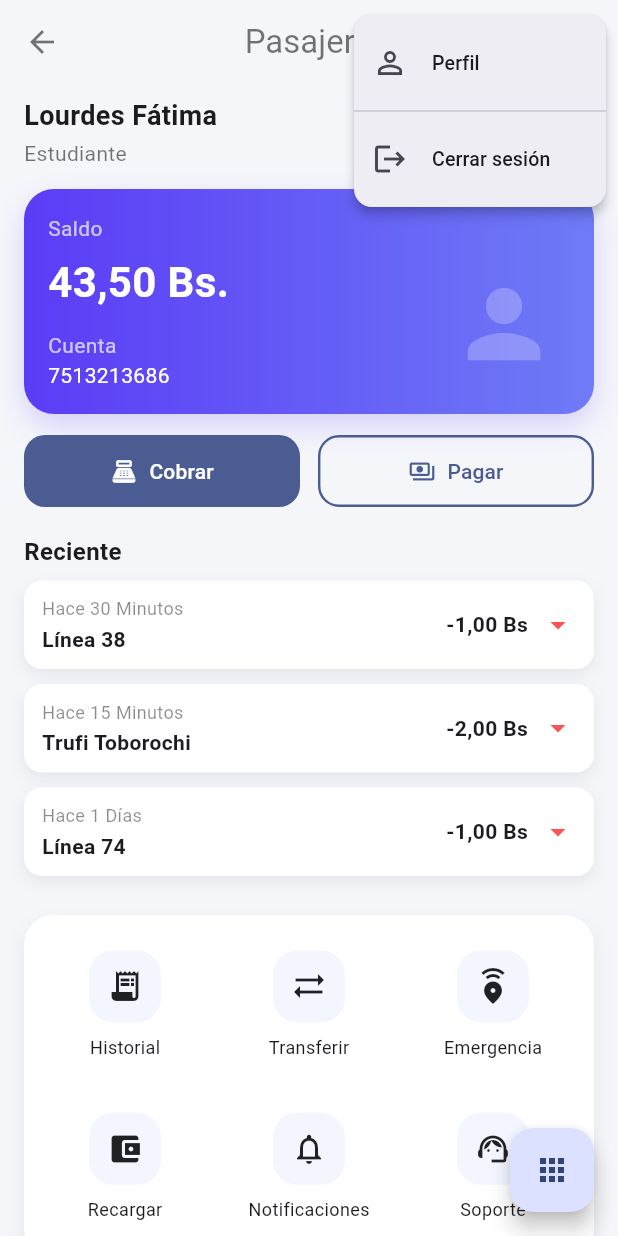
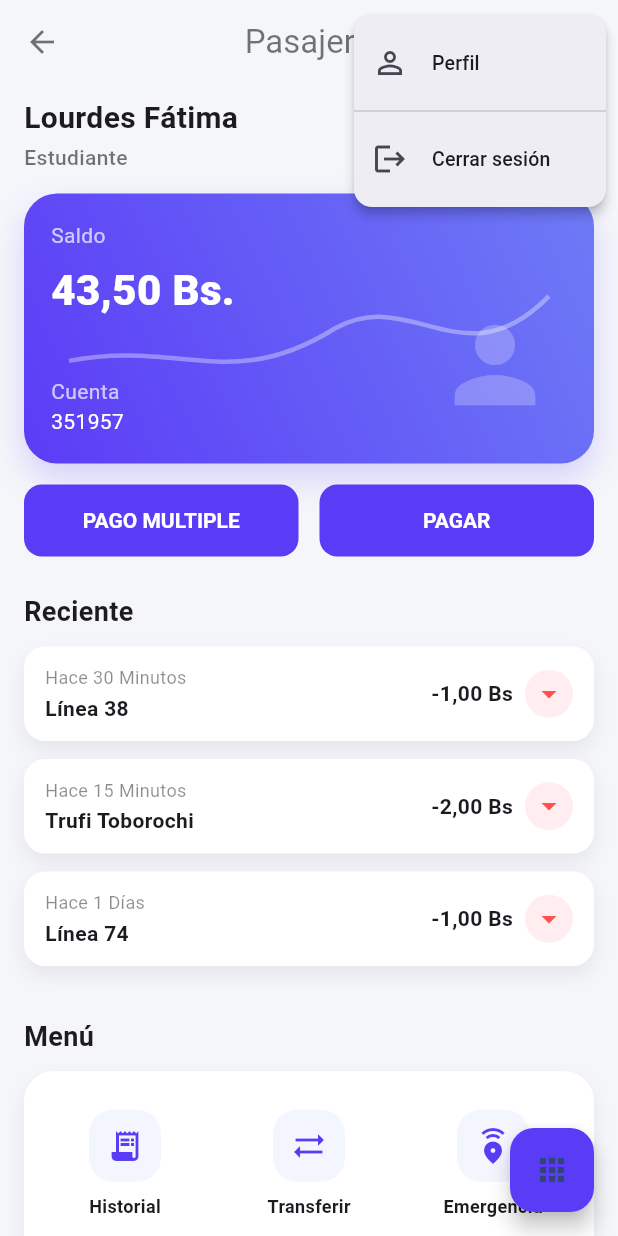
Before and after one commit to ArnoldBF/camballey_frontend_2025, a Flutter app: the PassengerView screen opened by its route, after a tap on the "person" icon, on a phone screen of 412 x 824 dp. Run offline on Flutter 3.47's test engine with Material 3 defaults, Android fonts, the phone set to English and light mode, and no system bars; our stand-ins replace supabase_flutter; accounts and stored records are empty.

Commit message:
payments views popup & confirm

```diff
--- a/lib/presentation/passenger_view.dart
+++ b/lib/presentation/passenger_view.dart
@@ -1,8 +1,14 @@
 import 'package:camballey_frontend_2025/data/services/auth_service.dart';
 import 'package:flutter/material.dart';
 
+// nuevas importaciones
+import 'package:camballey_frontend_2025/presentation/payments/popup_pago.dart';
+import 'package:camballey_frontend_2025/presentation/payments/confirm_pago_view.dart';
+
 class PassengerView extends StatelessWidget {
   const PassengerView({super.key});
+
+  static const _purple = Color(0xFF5B3CF6);
 
   @override
   Widget build(BuildContext context) {
@@ -22,33 +28,45 @@ class PassengerView extends StatelessWidget {
       body: ListView(
         padding: const EdgeInsets.symmetric(horizontal: 16, vertical: 8),
         children: [
-          _Header(name: 'Lourdes Fátima', role: 'Estudiante'),
-          SizedBox(height: 14),
-          _BalanceCard(
-            balance: '43,50 Bs.',
-            account: '7513213686',
-          ),
-          SizedBox(height: 14),
-          // ⬇️ Nuevo: fila con "Cobrar" y "Pagar"
+          const _Header(name: 'Lourdes Fátima', role: 'Estudiante'),
+          const SizedBox(height: 14),
+          const _BalanceCard(balance: '43,50 Bs.', account: '351957'),
+          const SizedBox(height: 14),
+
           _ActionButtons(
             onCobrar: () {
-              // TODO: navega a collect_screen.dart
-              // Navigator.pushNamed(context, '/driver/collect');
+              // TODO: flujo de cobro múltiple
             },
-            onPagar: () {
-              // TODO: navega a pay_screen.dart
-              // Navigator.pushNamed(context, '/passenger/pay');
+            onPagar: () async {
+              final interno = await showPopupPago(context);
+              if (interno == null || interno.isEmpty) return;
+
+              if (!context.mounted) return;
+              final confirmed = await Navigator.push<bool>(
+                context,
+                MaterialPageRoute(
+                  builder: (_) => ConfirmPagoView(interno: interno),
+                ),
+              );
+
+              if (!context.mounted) return;
+              if (confirmed == true) {
+                ScaffoldMessenger.of(context).showSnackBar(
+                  const SnackBar(content: Text('Pago confirmado')),
+                );
+              }
             },
           ),
 
-          SizedBox(height: 18),
-          _RecentSection(),
-          SizedBox(height: 16),
-          _MainMenu(),
-          SizedBox(height: 24),
+          const SizedBox(height: 18),
+          const _RecentSection(),
+          const SizedBox(height: 16),
+          const _MainMenu(),
+          const SizedBox(height: 24),
         ],
       ),
       floatingActionButton: FloatingActionButton(
+        backgroundColor: _purple,
         onPressed: () {},
         child: const Icon(Icons.apps),
       ),
@@ -72,16 +90,23 @@ class _Header extends StatelessWidget {
           child: Column(
             crossAxisAlignment: CrossAxisAlignment.start,
             children: [
-              Text(name, style: const TextStyle(fontSize: 18, fontWeight: FontWeight.w600)),
+              Text(name,
+                  style: const TextStyle(
+                      fontSize: 20, fontWeight: FontWeight.w700)),
               const SizedBox(height: 2),
-              Text(role, style: const TextStyle(color: Colors.black54)),
+              Text(role,
+                  style: const TextStyle(
+                      color: Colors.black54, fontWeight: FontWeight.w500)),
             ],
           ),
         ),
         Row(
           children: [
-            Container(width: 10, height: 10,
-              decoration: const BoxDecoration(color: Color(0xFF30D158), shape: BoxShape.circle)),
+            Container(
+                width: 10,
+                height: 10,
+                decoration: const BoxDecoration(
+                    color: Color(0xFF30D158), shape: BoxShape.circle)),
             const SizedBox(width: 6),
             const Text('En línea', style: TextStyle(color: Colors.black54)),
           ],
@@ -99,32 +124,112 @@ class _BalanceCard extends StatelessWidget {
   @override
   Widget build(BuildContext context) {
     return Container(
-      height: 150,
+      height: 180,
       decoration: BoxDecoration(
-        gradient: const LinearGradient(colors: [Color(0xFF5B3CF6), Color(0xFF6E7BF6)]),
-        borderRadius: BorderRadius.circular(20),
-        boxShadow: const [BoxShadow(blurRadius: 16, color: Color(0x335B3CF6), offset: Offset(0, 8))],
+        gradient: const LinearGradient(
+          colors: [Color(0xFF5B3CF6), Color(0xFF6E7BF6)],
+          begin: Alignment.bottomLeft,
+          end: Alignment.topRight,
         ),
-      padding: const EdgeInsets.all(16),
+        borderRadius: BorderRadius.circular(22),
+        boxShadow: const [
+          BoxShadow(
+            blurRadius: 18,
+            color: Color(0x335B3CF6),
+            offset: Offset(0, 10),
+          ),
+        ],
+      ),
+      padding: const EdgeInsets.all(18),
       child: Stack(
         children: [
+          // “línea” simple como decoración
+          Positioned.fill(
+            child: IgnorePointer(
+              child: CustomPaint(painter: _LinePainter()),
+            ),
+          ),
           Column(
             crossAxisAlignment: CrossAxisAlignment.start,
             children: [
               const Text('Saldo', style: TextStyle(color: Colors.white70)),
               const SizedBox(height: 6),
-              Text(balance, style: const TextStyle(color: Colors.white, fontSize: 28, fontWeight: FontWeight.w700)),
+              Text(balance,
+                  style: const TextStyle(
+                      color: Colors.white,
+                      fontSize: 28,
+                      fontWeight: FontWeight.w800)),
               const Spacer(),
               const Text('Cuenta', style: TextStyle(color: Colors.white70)),
               Text(account, style: const TextStyle(color: Colors.white)),
             ],
           ),
+          // avatar decorativo
           const Positioned(
-            right: 8, bottom: 8,
-            child: Icon(Icons.person, size: 72, color: Colors.white24),
+            right: 8,
+            bottom: 8,
+            child: Icon(Icons.person, size: 80, color: Colors.white24),
           ),
         ],
       ),
+    );
+  }
+}
+
+class _LinePainter extends CustomPainter {
+  @override
+  void paint(Canvas canvas, Size size) {
+    final p = Paint()
+      ..color = Colors.white.withOpacity(.35)
+      ..strokeWidth = 3
+      ..style = PaintingStyle.stroke;
+    final path = Path();
+    path.moveTo(12, size.height * .65);
+    path.cubicTo(size.width * .25, size.height * .55, size.width * .35,
+        size.height * .8, size.width * .55, size.height * .5);
+    path.cubicTo(size.width * .7, size.height * .3, size.width * .8,
+        size.height * .75, size.width - 12, size.height * .35);
+    canvas.drawPath(path, p);
+  }
+
+  @override
+  bool shouldRepaint(covariant CustomPainter oldDelegate) => false;
+}
+
+class _ActionButtons extends StatelessWidget {
+  final VoidCallback onCobrar;
+  final VoidCallback onPagar;
+  const _ActionButtons({required this.onCobrar, required this.onPagar});
+
+  @override
+  Widget build(BuildContext context) {
+    const purple = PassengerView._purple;
+    final style = FilledButton.styleFrom(
+      backgroundColor: purple,
+      foregroundColor: Colors.white,
+      padding: const EdgeInsets.symmetric(vertical: 12),
+      shape: RoundedRectangleBorder(borderRadius: BorderRadius.circular(12)),
+      textStyle: const TextStyle(fontWeight: FontWeight.w700),
+    );
+
+    return Row(
+      children: [
+        Expanded(
+          child: FilledButton(
+            onPressed: onCobrar,
+            style: style,
+            child: const Text('PAGO MULTIPLE'),
+          ),
+        ),
+        const SizedBox(width: 14),
+        Expanded(
+          child: FilledButton(
+            onPressed: onPagar,
+            style: style,
+            child: const Text('PAGAR'),
+          ),
+        ),
+      ],
     );
   }
 }
@@ -137,13 +242,15 @@ class _RecentSection extends StatelessWidget {
     final items = const [
       _Txn(title: 'Línea 38', amount: '-1,00 Bs', minutesAgo: 30),
       _Txn(title: 'Trufi Toborochi', amount: '-2,00 Bs', minutesAgo: 15),
-      _Txn(title: 'Línea 74', amount: '-1,00 Bs', minutesAgo: 60 * 24), // 1 día
+      _Txn(title: 'Línea 74', amount: '-1,00 Bs', minutesAgo: 60 * 24),
     ];
     return Column(
       crossAxisAlignment: CrossAxisAlignment.start,
       children: [
-        const Text('Reciente', style: TextStyle(fontSize: 16, fontWeight: FontWeight.w600)),
-        const SizedBox(height: 8),
+        const SizedBox(height: 6),
+        const Text('Reciente',
+            style: TextStyle(fontSize: 18, fontWeight: FontWeight.w700)),
+        const SizedBox(height: 10),
         ...items.map((e) => _RecentTile(txn: e)),
       ],
     );
@@ -154,7 +261,8 @@ class _Txn {
   final String title;
   final String amount;
   final int minutesAgo;
-  const _Txn({required this.title, required this.amount, required this.minutesAgo});
+  const _Txn(
+      {required this.title, required this.amount, required this.minutesAgo});
 }
 
 class _RecentTile extends StatelessWidget {
@@ -172,26 +280,56 @@ class _RecentTile extends StatelessWidget {
   @override
   Widget build(BuildContext context) {
     return Container(
-      margin: const EdgeInsets.only(bottom: 10),
-      padding: const EdgeInsets.symmetric(horizontal: 12, vertical: 10),
+      margin: const EdgeInsets.only(bottom: 12),
+      padding: const EdgeInsets.symmetric(horizontal: 14, vertical: 12),
       decoration: BoxDecoration(
-        color: Colors.white, borderRadius: BorderRadius.circular(12),
-        boxShadow: const [BoxShadow(color: Color(0x11000000), blurRadius: 8, offset: Offset(0, 4))],
+        color: Colors.white,
+        borderRadius: BorderRadius.circular(14),
+        boxShadow: const [
+          BoxShadow(color: Color(0x11000000), blurRadius: 10, offset: Offset(0, 6))
+        ],
       ),
       child: Row(
         children: [
           Expanded(
-            child: Column(crossAxisAlignment: CrossAxisAlignment.start, children: [
-              Text(_timeLabel(txn.minutesAgo), style: const TextStyle(color: Colors.black45, fontSize: 12)),
+            child: Column(
+                crossAxisAlignment: CrossAxisAlignment.start,
+                children: [
+                  Text(_timeLabel(txn.minutesAgo),
+                      style:
+                          const TextStyle(color: Colors.black45, fontSize: 12)),
                   const SizedBox(height: 2),
-              Text(txn.title, style: const TextStyle(fontWeight: FontWeight.w600)),
+                  Text(txn.title,
+                      style:
+                          const TextStyle(fontWeight: FontWeight.w700)),
                 ]),
           ),
-          Text(txn.amount, style: const TextStyle(fontWeight: FontWeight.w600)),
-          const SizedBox(width: 8),
-          const Icon(Icons.arrow_drop_down, color: Colors.redAccent),
+          _AmountPill(text: txn.amount),
         ],
       ),
+    );
+  }
+}
+
+class _AmountPill extends StatelessWidget {
+  final String text;
+  const _AmountPill({required this.text});
+
+  @override
+  Widget build(BuildContext context) {
+    return Row(
+      children: [
+        Text(text, style: const TextStyle(fontWeight: FontWeight.w700)),
+        const SizedBox(width: 8),
+        Container(
+          padding: const EdgeInsets.all(4),
+          decoration: BoxDecoration(
+            color: const Color(0xFFFFEDF0),
+            borderRadius: BorderRadius.circular(20),
+          ),
+          child: const Icon(Icons.arrow_drop_down, color: Colors.redAccent),
+        ),
+      ],
     );
   }
 }
@@ -209,10 +347,21 @@ class _MainMenu extends StatelessWidget {
       _QuickItem(icon: Icons.notifications_none, label: 'Notificaciones'),
       _QuickItem(icon: Icons.support_agent, label: 'Soporte'),
     ];
-    return Container(
+    return Column(
+      crossAxisAlignment: CrossAxisAlignment.start,
+      children: [
+        const SizedBox(height: 6),
+        const Text('Menú',
+            style: TextStyle(fontSize: 18, fontWeight: FontWeight.w700)),
+        const SizedBox(height: 10),
+        Container(
           decoration: BoxDecoration(
-        color: Colors.white, borderRadius: BorderRadius.circular(20),
-        boxShadow: const [BoxShadow(color: Color(0x11000000), blurRadius: 10, offset: Offset(0, 6))],
+            color: Colors.white,
+            borderRadius: BorderRadius.circular(20),
+            boxShadow: const [
+              BoxShadow(
+                  color: Color(0x11000000), blurRadius: 10, offset: Offset(0, 6))
+            ],
           ),
           padding: const EdgeInsets.all(12),
           child: GridView.builder(
@@ -220,9 +369,15 @@ class _MainMenu extends StatelessWidget {
             physics: const NeverScrollableScrollPhysics(),
             itemCount: items.length,
             gridDelegate: const SliverGridDelegateWithFixedCrossAxisCount(
-          crossAxisCount: 3, mainAxisSpacing: 12, crossAxisSpacing: 12, childAspectRatio: 1.15),
+              crossAxisCount: 3,
+              mainAxisSpacing: 12,
+              crossAxisSpacing: 12,
+              childAspectRatio: 1.1,
+            ),
             itemBuilder: (_, i) => _Tile(item: items[i]),
           ),
+        ),
+      ],
     );
   }
 }
@@ -240,64 +395,28 @@ class _Tile extends StatelessWidget {
   @override
   Widget build(BuildContext context) {
     return InkWell(
-      onTap: () {}, // conecta acciones
+      onTap: () {},
+      borderRadius: BorderRadius.circular(16),
       child: Column(
         mainAxisAlignment: MainAxisAlignment.center,
         children: [
           Container(
             padding: const EdgeInsets.all(12),
-            decoration: BoxDecoration(color: const Color(0xFFF3F5FF), borderRadius: BorderRadius.circular(16)),
-            child: Icon(item.icon),
+            decoration: BoxDecoration(
+              color: const Color(0xFFF3F5FF),
+              borderRadius: BorderRadius.circular(16),
+            ),
+            child: Icon(item.icon, color: PassengerView._purple),
           ),
           const SizedBox(height: 8),
-          Text(item.label, style: const TextStyle(fontSize: 12)),
+          Text(item.label,
+              style:
+                  const TextStyle(fontSize: 12, fontWeight: FontWeight.w600)),
         ],
       ),
     );
   }
 }
-
-class _ActionButtons extends StatelessWidget {
-  final VoidCallback onCobrar;
-  final VoidCallback onPagar;
-  const _ActionButtons({required this.onCobrar, required this.onPagar});
-
-  @override
-  Widget build(BuildContext context) {
-    final scheme = Theme.of(context).colorScheme;
-
-    return Row(
-      children: [
-        Expanded(
-          child: FilledButton.icon(
-            onPressed: onCobrar,
-            icon: const Icon(Icons.point_of_sale),
-            label: const Text('Cobrar'),
-            style: FilledButton.styleFrom(
-              padding: const EdgeInsets.symmetric(vertical: 14),
-              shape: RoundedRectangleBorder(borderRadius: BorderRadius.circular(14)),
-            ),
-          ),
-        ),
-        const SizedBox(width: 12),
-        Expanded(
-          child: OutlinedButton.icon(
-            onPressed: onPagar,
-            icon: const Icon(Icons.payments_outlined),
-            label: const Text('Pagar'),
-            style: OutlinedButton.styleFrom(
-              padding: const EdgeInsets.symmetric(vertical: 14),
-              shape: RoundedRectangleBorder(borderRadius: BorderRadius.circular(14)),
-              side: BorderSide(color: scheme.primary, width: 1.6),
-              foregroundColor: scheme.primary,
-            ),
-          ),
-        ),
-      ],
-    );
-  }
-}
-
 
 class _AccountMenu extends StatelessWidget {
   const _AccountMenu();
@@ -310,8 +429,6 @@ class _AccountMenu extends StatelessWidget {
       onSelected: (value) async {
         switch (value) {
           case _AccountAction.profile:
-            // TODO: ir a pantalla de perfil si la tienes
-            // Navigator.pushNamed(context, '/profile');
             break;
           case _AccountAction.logout:
             final ok = await _confirmLogout(context);
@@ -319,15 +436,15 @@ class _AccountMenu extends StatelessWidget {
               final auth = AuthService();
               await auth.signOut();
               if (context.mounted) {
-                // Vuelve al login y limpia el stack
-                Navigator.of(context).pushNamedAndRemoveUntil('/', (route) => false);
+                Navigator.of(context)
+                    .pushNamedAndRemoveUntil('/', (route) => false);
               }
             }
             break;
         }
       },
-      itemBuilder: (ctx) => [
-        const PopupMenuItem(
+      itemBuilder: (ctx) => const [
+        PopupMenuItem(
           value: _AccountAction.profile,
           child: ListTile(
             leading: Icon(Icons.person_outline),
@@ -336,8 +453,8 @@ class _AccountMenu extends StatelessWidget {
             contentPadding: EdgeInsets.zero,
           ),
         ),
-        const PopupMenuDivider(),
-        const PopupMenuItem(
+        PopupMenuDivider(),
+        PopupMenuItem(
           value: _AccountAction.logout,
           child: ListTile(
             leading: Icon(Icons.logout),
@@ -352,7 +469,7 @@ class _AccountMenu extends StatelessWidget {
         child: CircleAvatar(
           radius: 18,
           backgroundColor: const Color(0xFFEEF2FF),
-          child: Icon(Icons.person, color: Theme.of(context).colorScheme.primary),
+          child: Icon(Icons.person, color: PassengerView._purple),
         ),
       ),
     );
@@ -368,8 +485,12 @@ Future<bool?> _confirmLogout(BuildContext context) {
       title: const Text('Cerrar sesión'),
       content: const Text('¿Deseas salir de tu cuenta?'),
       actions: [
-        TextButton(onPressed: () => Navigator.pop(ctx, false), child: const Text('Cancelar')),
-        FilledButton(onPressed: () => Navigator.pop(ctx, true), child: const Text('Salir')),
+        TextButton(
+            onPressed: () => Navigator.pop(ctx, false),
+            child: const Text('Cancelar')),
+        FilledButton(
+            onPressed: () => Navigator.pop(ctx, true),
+            child: const Text('Salir')),
       ],
     ),
   );
--- a/lib/routes/app_router.dart
+++ b/lib/routes/app_router.dart
@@ -1,9 +1,12 @@
-import 'package:camballey_frontend_2025/presentation/auth/profile_screen.dart';
-import 'package:camballey_frontend_2025/presentation/auth/register_screen.dart';
 import 'package:flutter/material.dart';
+
 import '../presentation/auth/login_screen.dart';
-import '../presentation/driver_view.dart';
-import '../presentation/passenger_view.dart';
+import '../presentation/auth/profile_screen.dart';
+import '../presentation/auth/register_screen.dart';
+
+// Importa SOLO los símbolos necesarios para evitar colisiones
+import '../presentation/driver_view.dart' show DriverView;
+import '../presentation/passenger_view.dart' show PassengerView;
 
 class Routes {
   static const login = '/login';
@@ -14,13 +17,13 @@ class Routes {
 }
 
 class AppRouter {
-  // Tabla de rutas directas
+  // Mapa de rutas directas
   static Map<String, WidgetBuilder> get routes => {
         Routes.login: (_) => const LoginScreen(),
-        Routes.driver: (_) => const DriverView(),
+        Routes.driver: (_) => DriverView(),       // sin const por si tu vista no es const
+        Routes.passenger: (_) => PassengerView(), // idem
         Routes.profile: (_) => const ProfileScreen(),
-        Routes.passenger: (_) => const PassengerView(),
-        Routes.register: (_) => const RegisterScreen(), // reemplaza si tienes pantalla de registro
+        Routes.register: (_) => const RegisterScreen(),
       };
 
   // Fallback opcional
@@ -29,9 +32,9 @@ class AppRouter {
       case Routes.login:
         return MaterialPageRoute(builder: (_) => const LoginScreen());
       case Routes.driver:
-        return MaterialPageRoute(builder: (_) => const DriverView());
+        return MaterialPageRoute(builder: (_) => DriverView());
       case Routes.passenger:
-        return MaterialPageRoute(builder: (_) => const PassengerView());
+        return MaterialPageRoute(builder: (_) => PassengerView());
       case Routes.profile:
         return MaterialPageRoute(builder: (_) => const ProfileScreen());
       case Routes.register:
```
Also changed, not shown: lib/presentation/payments/confirm_pago_view.dart (added, +138 -0 lines), lib/presentation/payments/popup_pago.dart (added, +79 -0 lines). Lines whose indentation alone changed are shown as unchanged.
